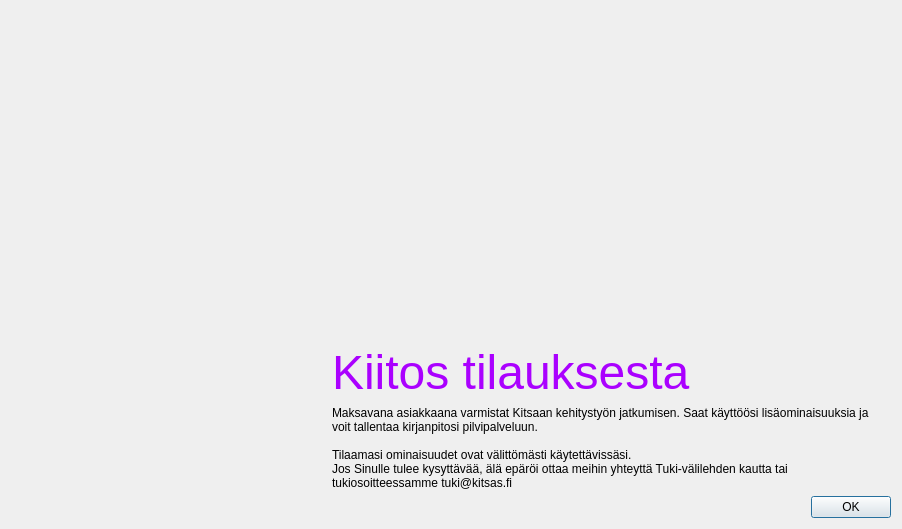
First picture: the form in kitsas/tilaus/kiitos.ui, repository artoh/kitupiikki, before the edit.
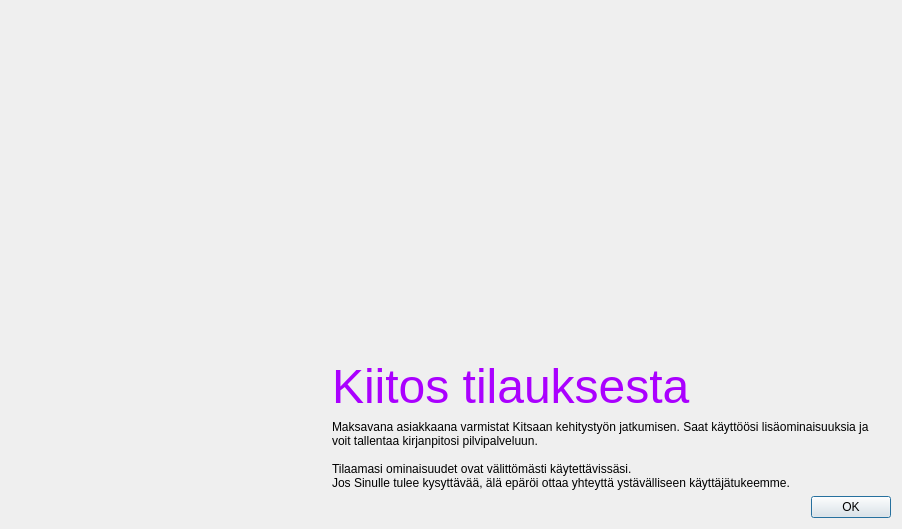
Second picture: the form after the edit. Icons and pictures are not drawn.

Commit message: Kiitosta kerrakseen

Diff of the .ui file:
```diff
--- a/kitsas/tilaus/kiitos.ui
+++ b/kitsas/tilaus/kiitos.ui
@@ -65,7 +65,7 @@
           <string>Maksavana asiakkaana varmistat Kitsaan kehitystyön jatkumisen. Saat käyttöösi lisäominaisuuksia ja voit tallentaa kirjanpitosi pilvipalveluun.
 
 Tilaamasi ominaisuudet ovat välittömästi käytettävissäsi.
-Jos Sinulle tulee kysyttävää, älä epäröi ottaa meihin yhteyttä Tuki-välilehden kautta tai tukiosoitteessamme tuki@kitsas.fi</string>
+Jos Sinulle tulee kysyttävää, älä epäröi ottaa yhteyttä ystävälliseen käyttäjätukeemme.</string>
          </property>
          <property name="alignment">
           <set>Qt::AlignLeading|Qt::AlignLeft|Qt::AlignVCenter</set>
```
